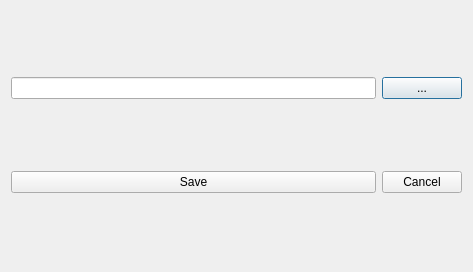
Above: selectfile.ui from heyjoren/Cross-Development_QT_Project before the change. Below: the same form after it.
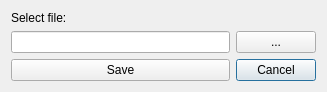
That is the form after the change.

```diff
--- a/selectfile.ui
+++ b/selectfile.ui
@@ -6,37 +6,44 @@
    <rect>
     <x>0</x>
     <y>0</y>
-    <width>473</width>
-    <height>272</height>
+    <width>327</width>
+    <height>72</height>
    </rect>
   </property>
   <property name="windowTitle">
    <string>Dialog</string>
   </property>
   <layout class="QGridLayout" name="gridLayout">
-   <item row="0" column="1">
-    <widget class="QPushButton" name="pbChoose">
-     <property name="text">
-      <string>...</string>
-     </property>
-    </widget>
-   </item>
-   <item row="1" column="1">
+   <item row="2" column="1">
     <widget class="QPushButton" name="pbCancel">
      <property name="text">
       <string>Cancel</string>
      </property>
     </widget>
    </item>
-   <item row="1" column="0">
+   <item row="2" column="0">
     <widget class="QPushButton" name="pbSave">
      <property name="text">
       <string>Save</string>
      </property>
     </widget>
    </item>
+   <item row="1" column="1">
+    <widget class="QPushButton" name="pbChoose">
+     <property name="text">
+      <string>...</string>
+     </property>
+    </widget>
+   </item>
+   <item row="1" column="0">
+    <widget class="QLineEdit" name="lEFile"/>
+   </item>
    <item row="0" column="0">
-    <widget class="QLineEdit" name="lAFile"/>
+    <widget class="QLabel" name="lSelectFile">
+     <property name="text">
+      <string>Select file:</string>
+     </property>
+    </widget>
    </item>
   </layout>
  </widget>
```
